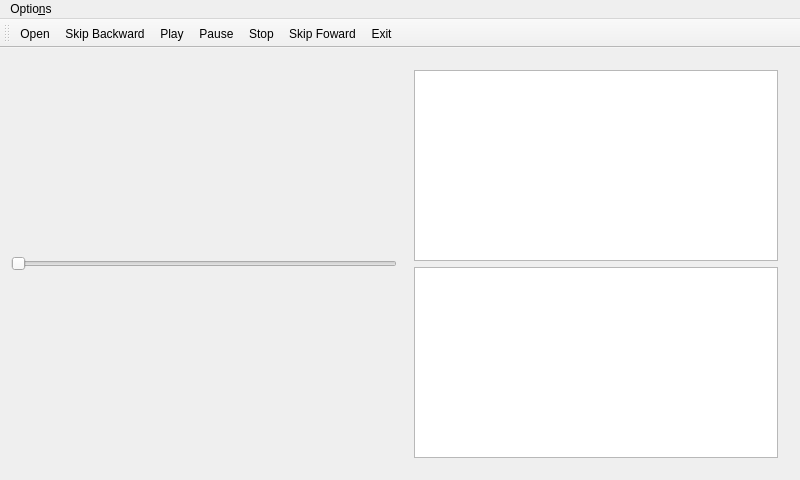
Old version of the form mainwindow.ui in the repository Zakhrov/WebPhonon-Android-Audio-Edition.
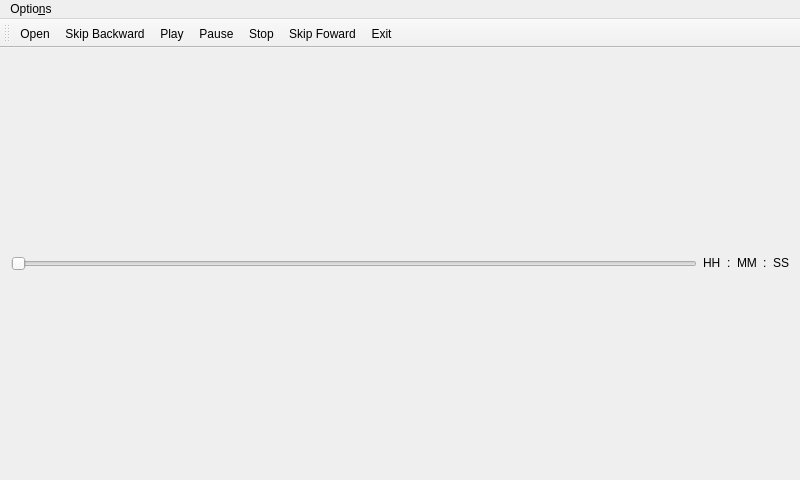
New version of the form. Icons and pictures are not drawn.

Commit message: Add time display, clean up layout

Patch:
```diff
--- a/mainwindow.ui
+++ b/mainwindow.ui
@@ -14,9 +14,10 @@
    <string>MainWindow</string>
   </property>
   <widget class="QWidget" name="centralWidget">
-   <layout class="QGridLayout" name="gridLayout">
-    <item row="0" column="0">
      <layout class="QVBoxLayout" name="verticalLayout">
+    <item>
+     <layout class="QGridLayout" name="gridLayout"/>
+    </item>
       <item>
        <layout class="QGridLayout" name="gridLayout_3">
         <property name="sizeConstraint">
@@ -25,6 +26,8 @@
        </layout>
       </item>
       <item>
+     <layout class="QHBoxLayout" name="horizontalLayout">
+      <item>
        <widget class="QSlider" name="horizontalSlider">
         <property name="sizePolicy">
          <sizepolicy hsizetype="Expanding" vsizetype="Fixed">
@@ -40,19 +43,72 @@
         </property>
        </widget>
       </item>
-     </layout>
-    </item>
-    <item row="0" column="1">
-     <widget class="QWidget" name="widget" native="true">
-      <layout class="QVBoxLayout" name="verticalLayout_2">
+      <item>
+       <widget class="QLabel" name="hourlabel">
+        <property name="sizePolicy">
+         <sizepolicy hsizetype="Preferred" vsizetype="Fixed">
+          <horstretch>0</horstretch>
+          <verstretch>0</verstretch>
+         </sizepolicy>
+        </property>
+        <property name="text">
+         <string>HH</string>
+        </property>
+       </widget>
+      </item>
        <item>
-        <widget class="QListView" name="listView"/>
+       <widget class="QLabel" name="label_2">
+        <property name="sizePolicy">
+         <sizepolicy hsizetype="Preferred" vsizetype="Fixed">
+          <horstretch>0</horstretch>
+          <verstretch>0</verstretch>
+         </sizepolicy>
+        </property>
+        <property name="text">
+         <string>:</string>
+        </property>
+       </widget>
        </item>
        <item>
-        <widget class="QTreeView" name="treeView"/>
-       </item>
-      </layout>
-     </widget>
+       <widget class="QLabel" name="minlabel">
+        <property name="sizePolicy">
+         <sizepolicy hsizetype="Preferred" vsizetype="Fixed">
+          <horstretch>0</horstretch>
+          <verstretch>0</verstretch>
+         </sizepolicy>
+        </property>
+        <property name="text">
+         <string>MM</string>
+        </property>
+       </widget>
+      </item>
+      <item>
+       <widget class="QLabel" name="label_4">
+        <property name="sizePolicy">
+         <sizepolicy hsizetype="Preferred" vsizetype="Fixed">
+          <horstretch>0</horstretch>
+          <verstretch>0</verstretch>
+         </sizepolicy>
+        </property>
+        <property name="text">
+         <string>:</string>
+        </property>
+       </widget>
+      </item>
+      <item>
+       <widget class="QLabel" name="seclabel">
+        <property name="sizePolicy">
+         <sizepolicy hsizetype="Preferred" vsizetype="Fixed">
+          <horstretch>0</horstretch>
+          <verstretch>0</verstretch>
+         </sizepolicy>
+        </property>
+        <property name="text">
+         <string>SS</string>
+        </property>
+       </widget>
+      </item>
+     </layout>
     </item>
    </layout>
   </widget>
```
Left out of the diff: 13 changed lines with no effect on the pictures. Lines whose indentation alone changed are shown as unchanged. The commit also changes 2 other files.
